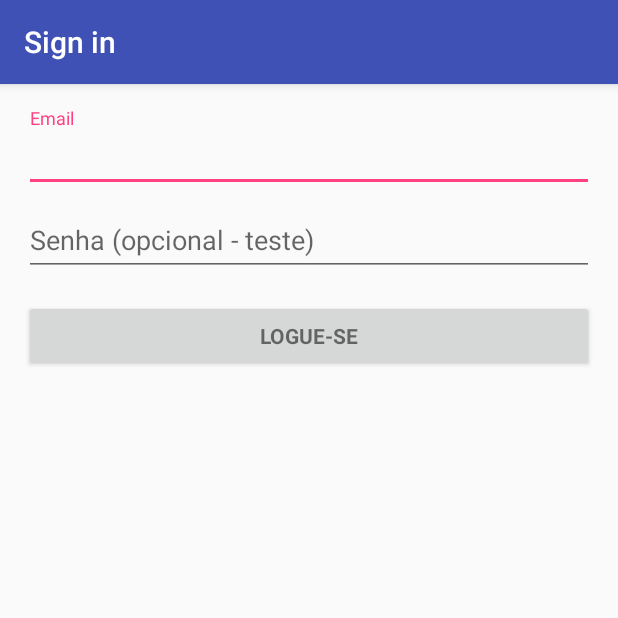
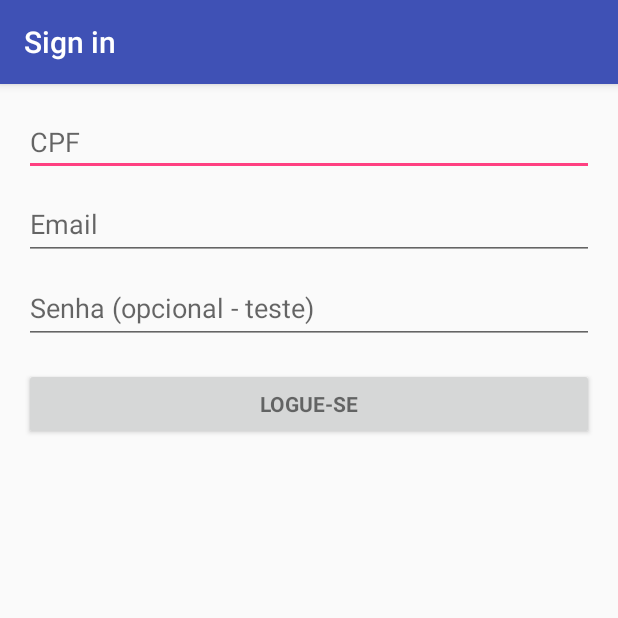
Before and after one commit to Glautor/AppEU2018, an Android app: the screen it shows after launch (LoginActivity), on a phone screen of 412 x 824 dp, the top half of it. Run offline under Robolectric (Android 15) with nearby library versions, the phone set to English and light mode, and no system bars; libraries missing offline, so code that uses them is left out: br.com.jansenfelipe; 4 statements that could not run were skipped.

Commit message:
adicionado campo cpf com mascara

```diff
--- a/app/build.gradle
+++ b/app/build.gradle
@@ -31,4 +31,5 @@ dependencies {
     androidTestImplementation 'com.android.support.test.espresso:espresso-core:3.0.2'
     implementation 'com.google.zxing:core:3.2.1'
     implementation 'com.journeyapps:zxing-android-embedded:3.2.0@aar'
+    implementation 'br.com.jansenfelipe:androidmask:1.0.1'
 }
--- a/app/src/main/AndroidManifest.xml
+++ b/app/src/main/AndroidManifest.xml
@@ -1,5 +1,6 @@
 <?xml version="1.0" encoding="utf-8"?>
 <manifest xmlns:android="http://schemas.android.com/apk/res/android"
+    xmlns:tools="http://schemas.android.com/tools"
     package="com.example.usuario.telaswendel">
 
     <!-- To auto-complete the email text field in the login form with the user's emails -->
@@ -17,7 +18,8 @@
         android:label="@string/app_name"
         android:roundIcon="@mipmap/ic_launcher_round"
         android:supportsRtl="true"
-        android:theme="@style/AppTheme">
+        android:theme="@style/AppTheme"
+        tools:replace="android:label">
         <activity android:name=".MainActivity" />
         <activity
             android:name=".SplashActivity"
--- a/app/src/main/res/layout/activity_login.xml
+++ b/app/src/main/res/layout/activity_login.xml
@@ -20,6 +20,7 @@
         android:layout_marginBottom="8dp"
         android:visibility="gone" />
 
+
     <ScrollView
         android:id="@+id/login_form"
         android:layout_width="match_parent"
@@ -31,9 +32,22 @@
             android:layout_height="wrap_content"
             android:orientation="vertical">
 
+
+            <EditText
+                android:id="@+id/textCpf"
+                android:layout_width="match_parent"
+                android:layout_height="wrap_content"
+                android:inputType="numberDecimal"
+                android:hint="@string/prompt_cpf"
+                android:imeActionId="6"
+                android:imeOptions="actionUnspecified"
+                android:maxLines="1"
+                android:singleLine="true"/>
+
             <android.support.design.widget.TextInputLayout
                 android:layout_width="match_parent"
                 android:layout_height="wrap_content">
+
 
                 <AutoCompleteTextView
                     android:id="@+id/email"
@@ -60,7 +74,9 @@
                     android:imeOptions="actionUnspecified"
                     android:inputType="textPassword"
                     android:maxLines="1"
-                    android:singleLine="true" />
+                    android:singleLine="true"
+
+                    />
 
             </android.support.design.widget.TextInputLayout>
 
--- a/app/src/main/res/values/strings.xml
+++ b/app/src/main/res/values/strings.xml
@@ -8,6 +8,7 @@
     <string name="prompt_password">Senha (opcional - teste)</string>
     <string name="action_sign_in">Logue-se</string>
     <string name="action_sign_in_short"></string>
+    <string name="prompt_cpf">CPF</string>
     <string name="error_invalid_email">Email Errado ou Inválido</string>
     <string name="error_invalid_password">Senha muito curta!</string>
     <string name="error_incorrect_password">Senha Incorreta</string>
```
Also changed, not shown: app/src/main/java/com/example/usuario/telaswendel/LoginActivity.java (+11 -0 lines).
